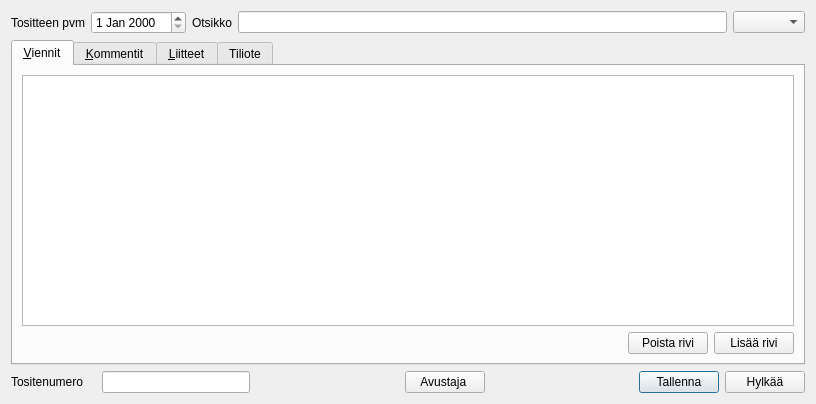
Before: the Qt Designer form kitupiikki/kirjaus/kirjaus.ui in artoh/kitupiikki, drawn with Qt 5.
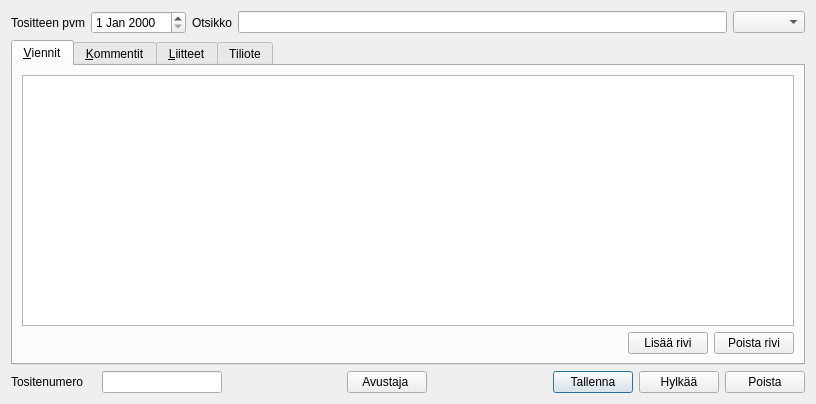
After: the same form once the commit is applied. Icons and pictures are not drawn.

What changed in the file:
```diff
--- a/kitupiikki/kirjaus/kirjaus.ui
+++ b/kitupiikki/kirjaus/kirjaus.ui
@@ -86,20 +86,6 @@
            </property>
           </spacer>
          </item>
-         <item>
-          <widget class="QPushButton" name="poistariviNappi">
-           <property name="text">
-            <string>Poista rivi</string>
-           </property>
-           <property name="icon">
-            <iconset resource="../pic/pic.qrc">
-             <normaloff>:/pic/poistarivi.png</normaloff>:/pic/poistarivi.png</iconset>
-           </property>
-           <property name="shortcut">
-            <string>Ctrl+S</string>
-           </property>
-          </widget>
-         </item>
          <item>
           <widget class="QPushButton" name="lisaaRiviNappi">
            <property name="text">
@@ -114,6 +100,20 @@
            </property>
           </widget>
          </item>
+         <item>
+          <widget class="QPushButton" name="poistariviNappi">
+           <property name="text">
+            <string>Poista rivi</string>
+           </property>
+           <property name="icon">
+            <iconset resource="../pic/pic.qrc">
+             <normaloff>:/pic/poistarivi.png</normaloff>:/pic/poistarivi.png</iconset>
+           </property>
+           <property name="shortcut">
+            <string>Ctrl+S</string>
+           </property>
+          </widget>
+         </item>
         </layout>
        </item>
       </layout>
@@ -366,6 +366,17 @@
        </property>
       </widget>
      </item>
+     <item>
+      <widget class="QPushButton" name="poistaNappi">
+       <property name="text">
+        <string>Poista</string>
+       </property>
+       <property name="icon">
+        <iconset resource="../pic/pic.qrc">
+         <normaloff>:/pic/roskis.png</normaloff>:/pic/roskis.png</iconset>
+       </property>
+      </widget>
+     </item>
     </layout>
    </item>
   </layout>
```
Left out of the diff: 8 changed lines with no effect on the pictures.
